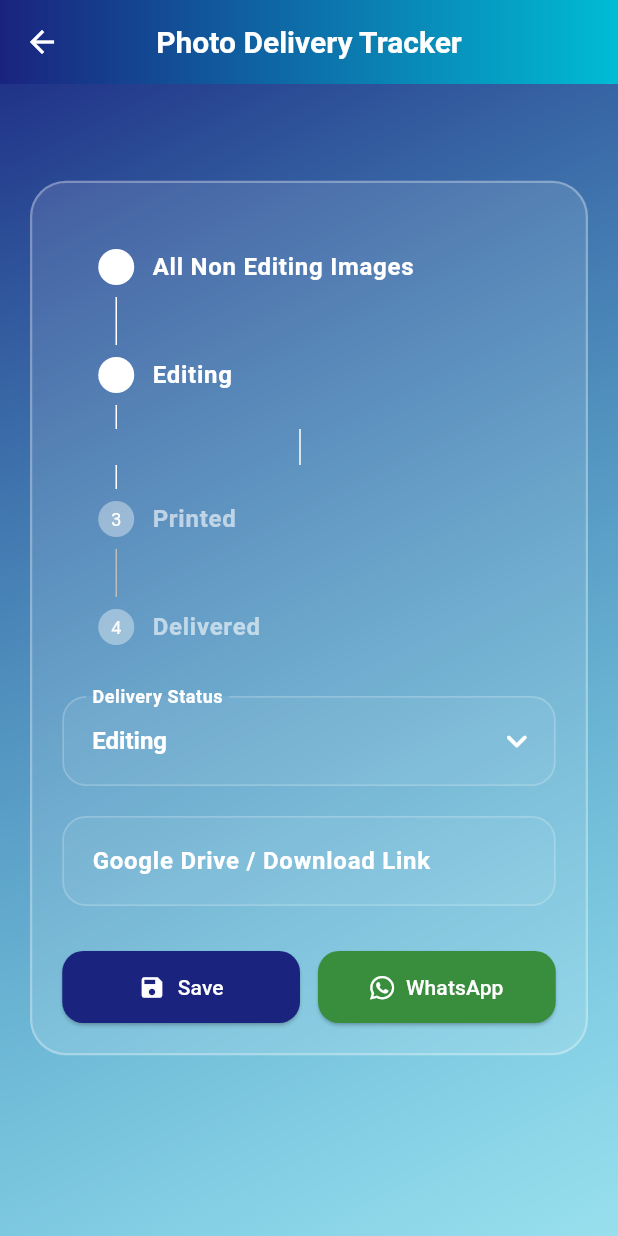
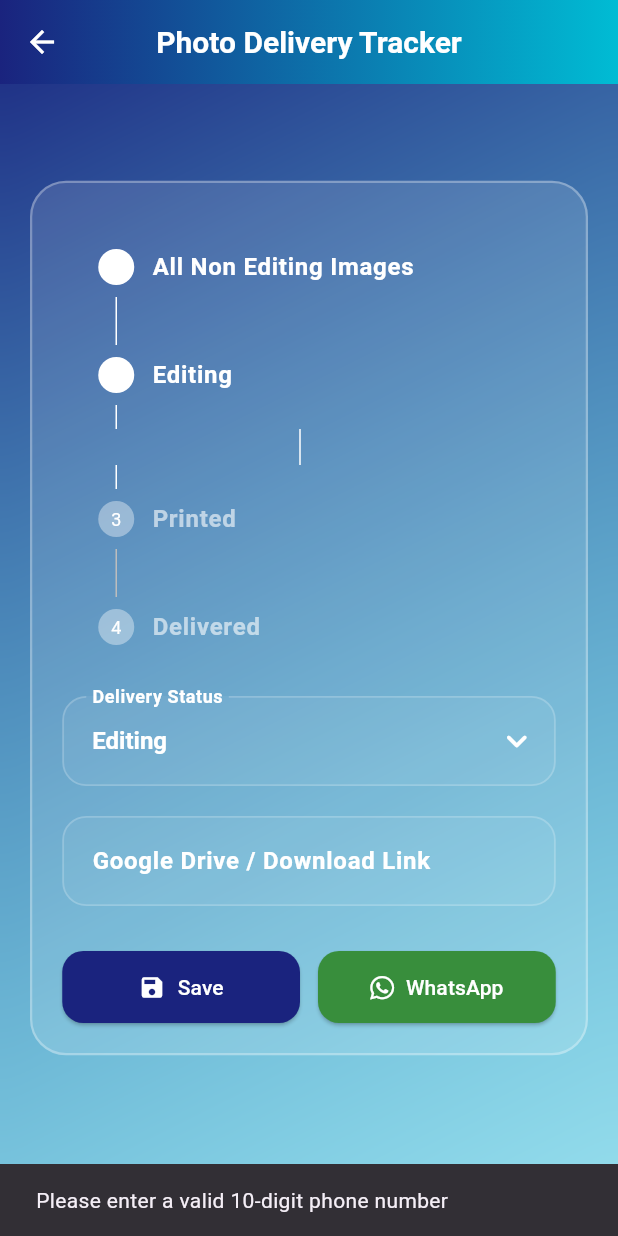
Before and after one commit to Vishnu1017/ClickAccount, a Flutter app: the DeliveryTrackerPage screen opened directly with empty values, after a tap on "WhatsApp", on a phone screen of 412 x 824 dp. Run offline on Flutter 3.47's test engine with Material 3 defaults, Android fonts, the phone set to English and light mode, and no system bars; our stand-ins replace fl_chart, font_awesome_flutter, hive, hive_flutter, image_picker, pdf and 4 more; missing offline and left inert: flutter_pdfview; accounts and stored records are empty.

Commit message:
Changes in whatsapp proper phone numbers

```diff
--- a/lib/screens/DeliveryTrackerPage.dart
+++ b/lib/screens/DeliveryTrackerPage.dart
@@ -51,6 +51,15 @@ class _DeliveryTrackerPageState extends State<DeliveryTrackerPage> {
             ? _linkController.text
             : 'Link not available';
     final phone = widget.sale.phoneNumber.replaceAll(' ', '');
+
+    // ONLY ADDITION: Phone number validation (10 digits minimum)
+    if (phone.length < 10 || !RegExp(r'^[0-9]+$').hasMatch(phone)) {
+      ScaffoldMessenger.of(context).showSnackBar(
+        SnackBar(content: Text("Please enter a valid 10-digit phone number")),
+      );
+      return;
+    }
+
     String message;
     if (_selectedStatus == 'All Non Editing Images') {
       message =
@@ -69,8 +78,19 @@ class _DeliveryTrackerPageState extends State<DeliveryTrackerPage> {
           "Thanks,\n"
           "Shutter Life Photography";
     }
-    final url = "https://wa.me/$phone?text=$message";
-    launchUrl(Uri.parse(url), mode: LaunchMode.externalApplication);
+
+    // BOTH URL FORMATS (original + new with country code)
+    final url1 = "https://wa.me/$phone?text=${Uri.encodeComponent(message)}";
+    final url2 = "https://wa.me/91$phone?text=${Uri.encodeComponent(message)}";
+
+    // Try both URLs
+    canLaunchUrl(Uri.parse(url1)).then((canLaunch) {
+      if (canLaunch) {
+        launchUrl(Uri.parse(url1), mode: LaunchMode.externalApplication);
+      } else {
+        launchUrl(Uri.parse(url2), mode: LaunchMode.externalApplication);
+      }
+    });
   }
 
   int getCurrentStepIndex() {
```
Also changed, not shown: lib/screens/customers_page.dart (+26 -7 lines).
